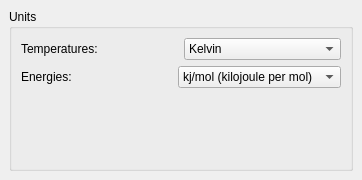
The window that src/settings_units.ui (KDE/kalzium) describes before a commit, drawn with Qt 5.
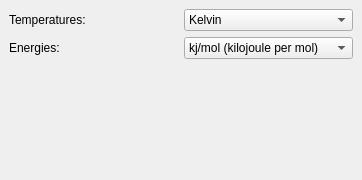
The same window after the commit. Custom widgets are drawn as their Qt base class.

Commit message: Adding settingsoption for the gradient colors. Putting the gradient settings in an own page. GUI

Patch:
```diff
--- a/src/settings_units.ui
+++ b/src/settings_units.ui
@@ -16,35 +16,29 @@
    <property name="spacing" >
     <number>6</number>
    </property>
-   <item>
-    <widget class="QGroupBox" name="groupBox" >
-     <property name="title" >
-      <string>Units</string>
-     </property>
-     <layout class="QVBoxLayout" >
-      <property name="margin" >
+   <property name="margin">
        <number>9</number>
       </property>
-      <property name="spacing" >
+   <item>
+    <layout class="QHBoxLayout">
+     <property name="spacing">
        <number>6</number>
       </property>
-      <item>
-       <layout class="QHBoxLayout" >
-        <property name="margin" >
+     <property name="margin">
          <number>0</number>
         </property>
         <property name="spacing" >
          <number>6</number>
         </property>
         <item>
-         <widget class="QLabel" name="label" >
-          <property name="text" >
+      <widget class="QLabel" name="label">
+       <property name="text">
            <string>Temperatures:</string>
           </property>
          </widget>
         </item>
         <item>
-         <widget class="KComboBox" name="kcfg_temperatureUnit" >
+      <widget class="KComboBox" name="kcfg_temperatureUnit">
           <item>
            <property name="text" >
             <string>Kelvin</string>
@@ -75,22 +69,19 @@
        </layout>
       </item>
       <item>
-       <layout class="QHBoxLayout" >
-        <property name="margin" >
-         <number>0</number>
-        </property>
-        <property name="spacing" >
+    <layout class="QHBoxLayout">
+     <property name="spacing">
          <number>6</number>
         </property>
         <item>
-         <widget class="QLabel" name="label_2" >
-          <property name="text" >
+      <widget class="QLabel" name="label_2">
+       <property name="text">
            <string>Energies:</string>
           </property>
          </widget>
         </item>
         <item>
-         <widget class="KComboBox" name="kcfg_energies" >
+      <widget class="KComboBox" name="kcfg_energies">
           <item>
            <property name="text" >
             <string>kj/mol (kilojoule per mol)</string>
@@ -106,20 +97,17 @@
        </layout>
       </item>
       <item>
-       <spacer>
-        <property name="orientation" >
+    <spacer name="verticalSpacer">
+     <property name="orientation">
          <enum>Qt::Vertical</enum>
         </property>
-        <property name="sizeHint" >
+     <property name="sizeHint" stdset="0">
          <size>
           <width>20</width>
-          <height>4</height>
+       <height>40</height>
          </size>
         </property>
        </spacer>
-      </item>
-     </layout>
-    </widget>
    </item>
   </layout>
  </widget>
```
Left out of the diff: 34 changed lines with no effect on the pictures. Lines whose indentation alone changed are shown as unchanged. The commit also changes 7 other files.
